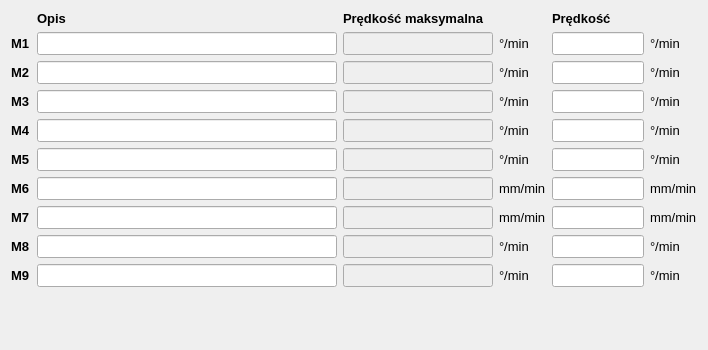
First picture: the form in CzujkiLinioweApp/ustawienianapedow.ui, repository wiacekmarcin/CzujkiLiniowe, before the edit.
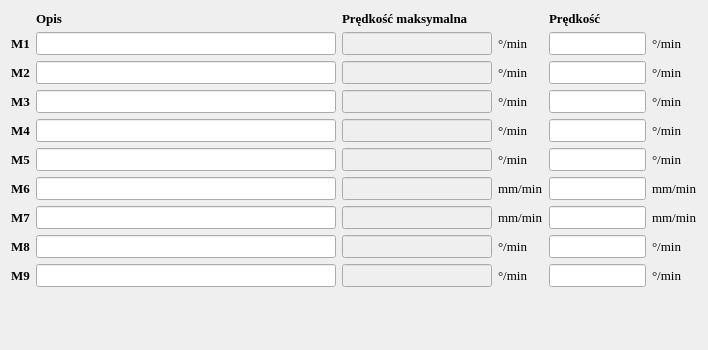
Second picture: the form after the edit.

```diff
--- a/CzujkiLinioweApp/ustawienianapedow.ui
+++ b/CzujkiLinioweApp/ustawienianapedow.ui
@@ -24,7 +24,7 @@
   </property>
   <property name="font">
    <font>
-    <family>Arial</family>
+    <family>Times New Roman</family>
     <pointsize>10</pointsize>
    </font>
   </property>
@@ -86,7 +86,7 @@
     <widget class="QLabel" name="label">
      <property name="font">
       <font>
-       <family>Arial</family>
+       <family>Times New Roman</family>
        <pointsize>10</pointsize>
        <bold>true</bold>
       </font>
@@ -176,7 +176,7 @@
      </property>
      <property name="font">
       <font>
-       <family>Arial</family>
+       <family>Times New Roman</family>
        <pointsize>10</pointsize>
        <bold>true</bold>
       </font>
@@ -328,7 +328,7 @@
     <widget class="QLabel" name="head1">
      <property name="font">
       <font>
-       <family>Arial</family>
+       <family>Times New Roman</family>
        <pointsize>10</pointsize>
        <bold>true</bold>
       </font>
@@ -378,7 +378,7 @@
     <widget class="QLabel" name="head3">
      <property name="font">
       <font>
-       <family>Arial</family>
+       <family>Times New Roman</family>
        <pointsize>10</pointsize>
        <bold>true</bold>
       </font>
@@ -398,7 +398,7 @@
      </property>
      <property name="font">
       <font>
-       <family>Arial</family>
+       <family>Times New Roman</family>
        <pointsize>10</pointsize>
        <bold>true</bold>
       </font>
@@ -418,7 +418,7 @@
      </property>
      <property name="font">
       <font>
-       <family>Arial</family>
+       <family>Times New Roman</family>
        <pointsize>10</pointsize>
        <bold>true</bold>
       </font>
@@ -438,7 +438,7 @@
      </property>
      <property name="font">
       <font>
-       <family>Arial</family>
+       <family>Times New Roman</family>
        <pointsize>10</pointsize>
        <bold>true</bold>
       </font>
@@ -458,7 +458,7 @@
      </property>
      <property name="font">
       <font>
-       <family>Arial</family>
+       <family>Times New Roman</family>
        <pointsize>10</pointsize>
        <bold>true</bold>
       </font>
@@ -485,7 +485,7 @@
      </property>
      <property name="font">
       <font>
-       <family>Arial</family>
+       <family>Times New Roman</family>
        <pointsize>10</pointsize>
        <bold>true</bold>
       </font>
@@ -524,7 +524,7 @@
      </property>
      <property name="font">
       <font>
-       <family>Arial</family>
+       <family>Times New Roman</family>
        <pointsize>10</pointsize>
        <bold>true</bold>
       </font>
@@ -677,7 +677,7 @@
      </property>
      <property name="font">
       <font>
-       <family>Arial</family>
+       <family>Times New Roman</family>
        <pointsize>10</pointsize>
        <bold>true</bold>
       </font>
@@ -742,7 +742,7 @@
      </property>
      <property name="font">
       <font>
-       <family>Arial</family>
+       <family>Times New Roman</family>
        <pointsize>10</pointsize>
        <bold>true</bold>
       </font>
```
